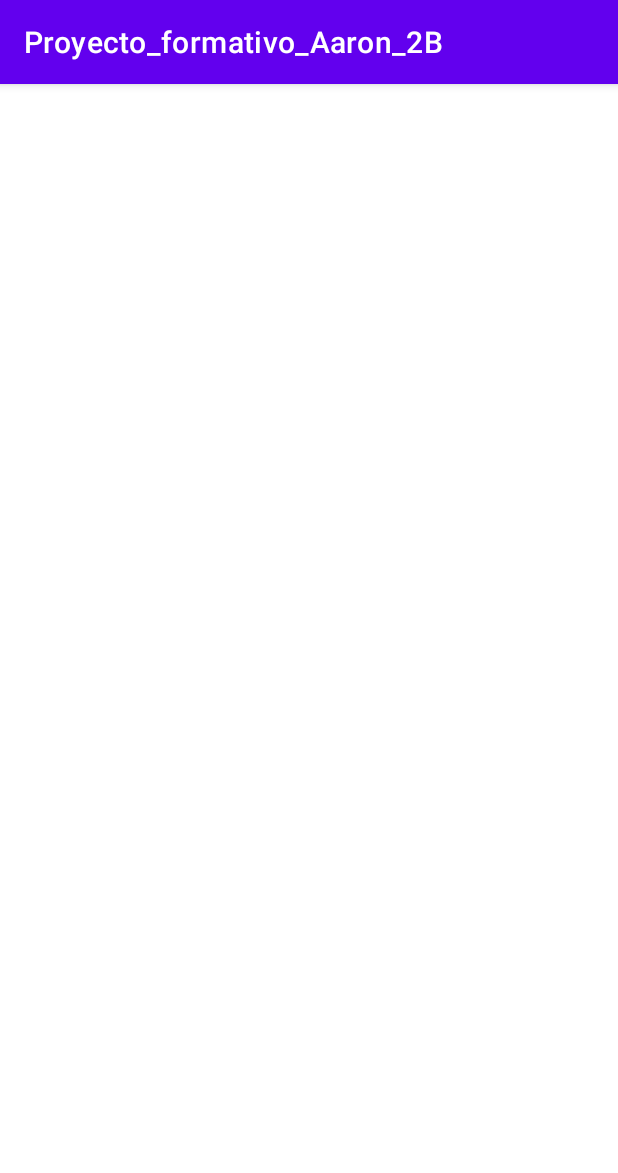
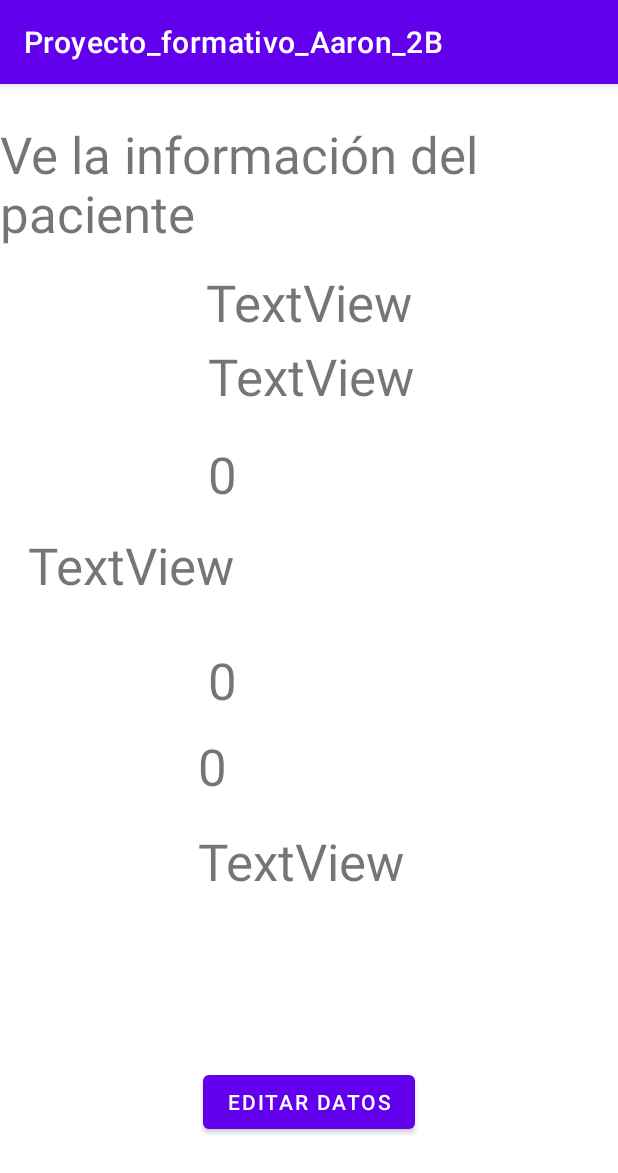
Before and after one commit to Aaron23010705/proyecto_formativo_aaron, an Android app: the detalle_paciente screen opened directly, with no data from a screen before it, on a phone screen of 412 x 824 dp. Shown: the top 1173 px of the screen. Run offline under Robolectric (Android 15) with nearby library versions, the phone set to English and light mode, and no system bars; 4 statements that could not run were skipped.

Commit message:
Se agrego eliminar y editar esta en proceso

```diff
--- a/app/src/main/java/Modelo/ClaseConexion.kt
+++ b/app/src/main/java/Modelo/ClaseConexion.kt
@@ -5,7 +5,7 @@ import java.sql.DriverManager
 class ClaseConexion {
     fun cadenaConexion(): Connection?{
         try {
-            val ip ="jdbc:oracle:thin:@ 192.168.88.239:1521:xe"
+            val ip ="jdbc:oracle:thin:@192.168.82.156:1521:xe"
             val usuario = "AARON_DEVELOPER"
             val contrasena = "20230406"
 
--- a/app/src/main/java/RecyclerViewModel/ViewHolder.kt
+++ b/app/src/main/java/RecyclerViewModel/ViewHolder.kt
@@ -2,10 +2,12 @@ package RecyclerViewHelper
 
 import Aaron.Garcia.proyecto_formativo_aaron_2b.R
 import android.view.View
+import android.widget.ImageView
 import android.widget.TextView
 import androidx.recyclerview.widget.RecyclerView
 
 
 class ViewHolder(view: View) : RecyclerView.ViewHolder(view) {
     val CardPacientes = view.findViewById<TextView>(R.id.txtPacientesCard)
+    val imgBorrar: ImageView = view.findViewById(R.id.imgBorrar)
 }
--- a/app/src/main/res/layout/activity_detalle_paciente.xml
+++ b/app/src/main/res/layout/activity_detalle_paciente.xml
@@ -7,4 +7,100 @@
     android:layout_height="match_parent"
     tools:context=".detalle_paciente">
 
+    <Button
+        android:id="@+id/btnEditar"
+        android:layout_width="wrap_content"
+        android:layout_height="wrap_content"
+        android:layout_marginBottom="65dp"
+        android:text="Editar datos"
+        app:layout_constraintBottom_toBottomOf="parent"
+        app:layout_constraintEnd_toEndOf="parent"
+        app:layout_constraintStart_toStartOf="parent" />
+
+    <TextView
+        android:id="@+id/textView8"
+        android:layout_width="wrap_content"
+        android:layout_height="wrap_content"
+        android:layout_marginTop="24dp"
+        android:text="Ve la información del paciente"
+        android:textSize="34sp"
+        app:layout_constraintStart_toStartOf="parent"
+        app:layout_constraintTop_toTopOf="parent" />
+
+    <TextView
+        android:id="@+id/txtCamaPaciente"
+        android:layout_width="134dp"
+        android:layout_height="43dp"
+        android:layout_marginStart="132dp"
+        android:layout_marginTop="12dp"
+        android:text="TextView"
+        android:textSize="34sp"
+        app:layout_constraintStart_toStartOf="parent"
+        app:layout_constraintTop_toBottomOf="@+id/txtHabitacionPaciente" />
+
+    <TextView
+        android:id="@+id/txtApellidosPaciente"
+        android:layout_width="wrap_content"
+        android:layout_height="wrap_content"
+        android:layout_marginTop="172dp"
+        android:text="TextView"
+        android:textSize="34sp"
+        app:layout_constraintEnd_toEndOf="parent"
+        app:layout_constraintHorizontal_bias="0.505"
+        app:layout_constraintStart_toStartOf="parent"
+        app:layout_constraintTop_toTopOf="parent" />
+
+    <TextView
+        android:id="@+id/txtFecha_paciente"
+        android:layout_width="wrap_content"
+        android:layout_height="wrap_content"
+        android:layout_marginStart="132dp"
+        android:layout_marginTop="20dp"
+        android:text="TextView"
+        android:textSize="34sp"
+        app:layout_constraintStart_toStartOf="parent"
+        app:layout_constraintTop_toBottomOf="@+id/txtCamaPaciente" />
+
+    <TextView
+        android:id="@+id/txtHabitacionPaciente"
+        android:layout_width="wrap_content"
+        android:layout_height="wrap_content"
+        android:layout_marginTop="92dp"
+        android:text="TextView"
+        android:textSize="34sp"
+        app:layout_constraintStart_toStartOf="@+id/txtEdadPaciente"
+        app:layout_constraintTop_toBottomOf="@+id/txtEdadPaciente" />
+
+    <TextView
+        android:id="@+id/txtEdadPaciente"
+        android:layout_width="wrap_content"
+        android:layout_height="wrap_content"
+        android:layout_marginTop="20dp"
+        android:text="TextView"
+        android:textSize="34sp"
+        app:layout_constraintStart_toStartOf="@+id/txtApellidosPaciente"
+        app:layout_constraintTop_toBottomOf="@+id/txtApellidosPaciente" />
+
+    <TextView
+        android:id="@+id/txtNombrePaciente"
+        android:layout_width="wrap_content"
+        android:layout_height="wrap_content"
+        android:layout_marginEnd="1dp"
+        android:layout_marginBottom="4dp"
+        android:text="TextView"
+        android:textSize="34sp"
+        app:layout_constraintBottom_toTopOf="@+id/txtApellidosPaciente"
+        app:layout_constraintEnd_toEndOf="@+id/txtApellidosPaciente" />
+
+    <TextView
+        android:id="@+id/txtEnfermedadPaciente"
+        android:layout_width="wrap_content"
+        android:layout_height="wrap_content"
+        android:layout_marginTop="15dp"
+        android:layout_marginEnd="2dp"
+        android:text="TextView"
+        android:textSize="34sp"
+        app:layout_constraintEnd_toEndOf="@+id/txtEdadPaciente"
+        app:layout_constraintTop_toBottomOf="@+id/txtEdadPaciente" />
+
 </androidx.constraintlayout.widget.ConstraintLayout>
--- a/app/src/main/res/layout/fragment_agregar_paciente.xml
+++ b/app/src/main/res/layout/fragment_agregar_paciente.xml
@@ -105,6 +105,7 @@
         android:layout_height="wrap_content"
         android:layout_marginStart="2dp"
         android:layout_marginBottom="24dp"
+        android:editable="true"
         android:ems="10"
         android:hint="Fecha de ingreso"
         android:inputType="text"
```
Also changed, not shown: app/src/main/java/Aaron/Garcia/proyecto_formativo_aaron_2b/detalle_paciente.kt (+162 -0 lines), app/src/main/java/Modelo/tbPacientes.kt (+7 -7 lines), app/src/main/java/RecyclerViewModel/Adaptador.kt (+60 -11 lines), app/src/main/res/layout/activity_item_card.xml (+0 -7 lines).
